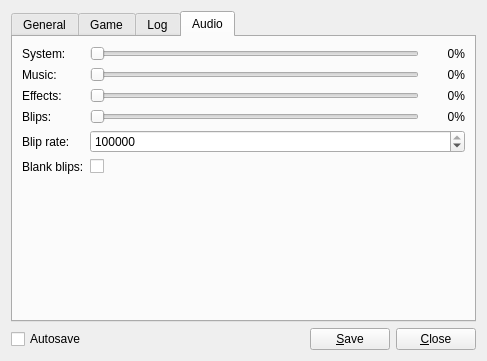
Qt form res/ui/config_panel.ui (lambdcalculus/AO2-Client) before a commit.
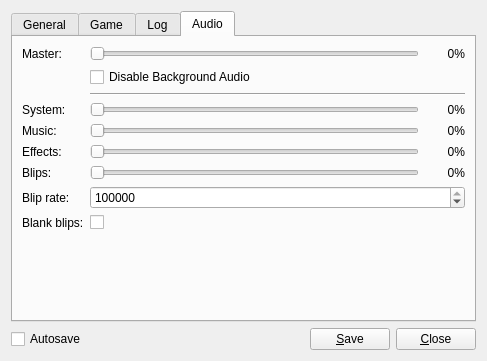
The same form after that commit. The open tabs and pages were chosen to show the change.

Commit message:
Replaced audio engine
* Added master volume
* Added option: disable background audio
Allow the program to temporarily disable sounds when out of focus.
* Modified the different audio players to use the new DRAudio.
* Repurposed AOAbstractPlayer; is now an all-around AOObject that requires AOApplication.

The edit to the form file:
```diff
--- a/res/ui/config_panel.ui
+++ b/res/ui/config_panel.ui
@@ -453,13 +453,76 @@
       </attribute>
       <layout class="QFormLayout" name="formLayout_2">
        <item row="0" column="0">
+        <widget class="QLabel" name="master_label">
+         <property name="text">
+          <string>Master:</string>
+         </property>
+        </widget>
+       </item>
+       <item row="0" column="1">
+        <layout class="QHBoxLayout" name="horizontalLayout_9">
+         <item>
+          <widget class="QSlider" name="master">
+           <property name="sizePolicy">
+            <sizepolicy hsizetype="Expanding" vsizetype="Preferred">
+             <horstretch>0</horstretch>
+             <verstretch>0</verstretch>
+            </sizepolicy>
+           </property>
+           <property name="maximum">
+            <number>100</number>
+           </property>
+           <property name="orientation">
+            <enum>Qt::Horizontal</enum>
+           </property>
+          </widget>
+         </item>
+         <item>
+          <widget class="QLabel" name="master_value">
+           <property name="minimumSize">
+            <size>
+             <width>40</width>
+             <height>0</height>
+            </size>
+           </property>
+           <property name="sizeIncrement">
+            <size>
+             <width>40</width>
+             <height>0</height>
+            </size>
+           </property>
+           <property name="text">
+            <string>0%</string>
+           </property>
+           <property name="alignment">
+            <set>Qt::AlignRight|Qt::AlignTrailing|Qt::AlignVCenter</set>
+           </property>
+          </widget>
+         </item>
+        </layout>
+       </item>
+       <item row="2" column="1">
+        <widget class="QCheckBox" name="disable_background_audio">
+         <property name="text">
+          <string>Disable Background Audio</string>
+         </property>
+        </widget>
+       </item>
+       <item row="4" column="1">
+        <widget class="Line" name="line">
+         <property name="orientation">
+          <enum>Qt::Horizontal</enum>
+         </property>
+        </widget>
+       </item>
+       <item row="5" column="0">
         <widget class="QLabel" name="system_label">
          <property name="text">
           <string>System:</string>
          </property>
         </widget>
        </item>
-       <item row="0" column="1">
+       <item row="5" column="1">
         <layout class="QHBoxLayout" name="horizontalLayout_6">
          <item>
           <widget class="QSlider" name="system">
@@ -501,14 +564,14 @@
          </item>
         </layout>
        </item>
-       <item row="1" column="0">
+       <item row="7" column="0">
         <widget class="QLabel" name="music_label">
          <property name="text">
           <string>Music:</string>
          </property>
         </widget>
        </item>
-       <item row="1" column="1">
+       <item row="7" column="1">
         <layout class="QHBoxLayout" name="horizontalLayout">
          <item>
           <widget class="QSlider" name="music">
@@ -550,14 +613,14 @@
          </item>
         </layout>
        </item>
-       <item row="2" column="0">
-        <widget class="QLabel" name="effects_label">
+       <item row="9" column="0">
+        <widget class="QLabel" name="effect_label">
          <property name="text">
           <string>Effects:</string>
          </property>
         </widget>
        </item>
-       <item row="2" column="1">
+       <item row="9" column="1">
         <layout class="QHBoxLayout" name="horizontalLayout_2">
          <item>
           <widget class="QSlider" name="effects">
@@ -593,14 +656,14 @@
          </item>
         </layout>
        </item>
-       <item row="3" column="0">
-        <widget class="QLabel" name="blips_label">
+       <item row="11" column="0">
+        <widget class="QLabel" name="blip_label">
          <property name="text">
           <string>Blips:</string>
          </property>
         </widget>
        </item>
-       <item row="3" column="1">
+       <item row="11" column="1">
         <layout class="QHBoxLayout" name="horizontalLayout_4">
          <item>
           <widget class="QSlider" name="blips">
@@ -636,14 +699,14 @@
          </item>
         </layout>
        </item>
-       <item row="4" column="0">
+       <item row="13" column="0">
         <widget class="QLabel" name="blip_rate_label">
          <property name="text">
           <string>Blip rate:</string>
          </property>
         </widget>
        </item>
-       <item row="4" column="1">
+       <item row="13" column="1">
         <widget class="QSpinBox" name="blip_rate">
          <property name="minimum">
           <number>1</number>
@@ -656,14 +719,14 @@
          </property>
         </widget>
        </item>
-       <item row="5" column="0">
+       <item row="15" column="0">
         <widget class="QLabel" name="blank_blips_label">
          <property name="text">
           <string>Blank blips:</string>
          </property>
         </widget>
        </item>
-       <item row="5" column="1">
+       <item row="15" column="1">
         <widget class="QCheckBox" name="blank_blips">
          <property name="sizePolicy">
           <sizepolicy hsizetype="Minimum" vsizetype="Minimum">
@@ -673,7 +736,7 @@
          </property>
         </widget>
        </item>
-       <item row="6" column="1">
+       <item row="16" column="1">
         <spacer name="verticalSpacer_4">
          <property name="orientation">
           <enum>Qt::Vertical</enum>
```
Left out of the diff: 10 changed lines with no effect on the pictures. The commit also changes 35 other files.
